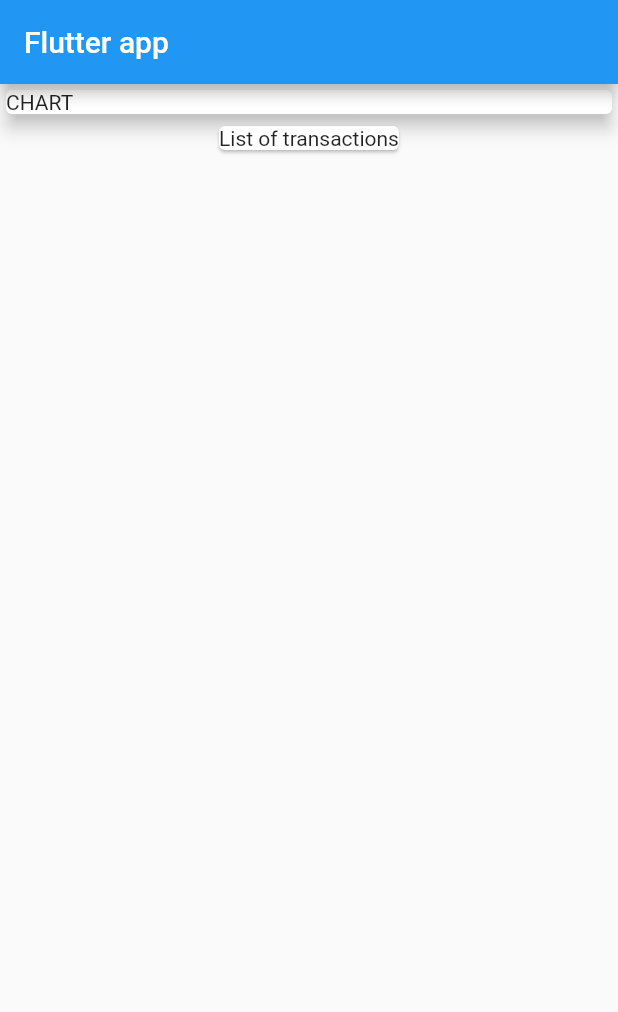
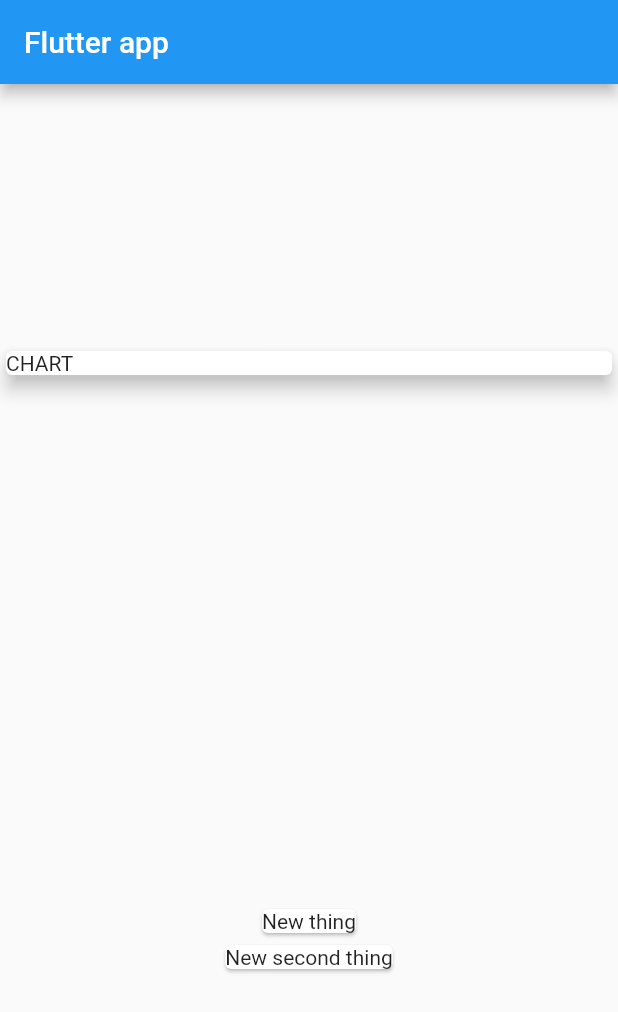
Before and after one commit to bullshitman/personal_expenses, a Flutter app: the screen it shows after launch, on a phone screen of 412 x 824 dp. Shown: the top 1012 px of the screen. Run offline on Flutter 3.47's test engine with Material 2 defaults, Android fonts, the phone set to English and light mode, and no system bars.

Commit message:
list of transactions

```diff
--- a/lib/main.dart
+++ b/lib/main.dart
@@ -1,4 +1,5 @@
 import 'package:flutter/material.dart';
+import 'transaction.dart';
 
 void main() {
   runApp(MyApp());
@@ -16,7 +17,12 @@ class MyApp extends StatelessWidget {
 }
 
 class MyHomePage extends StatelessWidget {
-  const MyHomePage({Key key}) : super(key: key);
+  final List<Transaction> transactions = [
+    Transaction(
+        id: 't1', title: 'New thing', amount: 15.0, date: DateTime.now()),
+    Transaction(
+        id: 't2', title: 'New second thing', amount: 5.0, date: DateTime.now()),
+  ];
 
   @override
   Widget build(BuildContext context) {
@@ -25,6 +31,8 @@ class MyHomePage extends StatelessWidget {
         title: Text('Flutter app'),
       ),
       body: Column(
+        mainAxisAlignment: MainAxisAlignment.spaceAround,
+        crossAxisAlignment: CrossAxisAlignment.stretch,
         children: [
           Container(
             width: double.infinity,
@@ -33,9 +41,13 @@ class MyHomePage extends StatelessWidget {
               elevation: 5.0,
             ),
           ),
-          Card(
-            child: Text('List of transactions'),
-          ),
+          Column(
+            children: transactions.map((tx) {
+              return Card(
+                child: Text(tx.title),
+              );
+            }).toList(),
+          )
         ],
       ),
     );
--- /dev/null
+++ b/lib/transaction.dart
@@ -0,0 +1,14 @@
+import 'package:flutter/cupertino.dart';
+
+class Transaction {
+  final String id;
+  final String title;
+  final double amount;
+  final DateTime date;
+
+  Transaction(
+      {@required this.id,
+      @required this.title,
+      @required this.amount,
+      @required this.date});
+}
```
